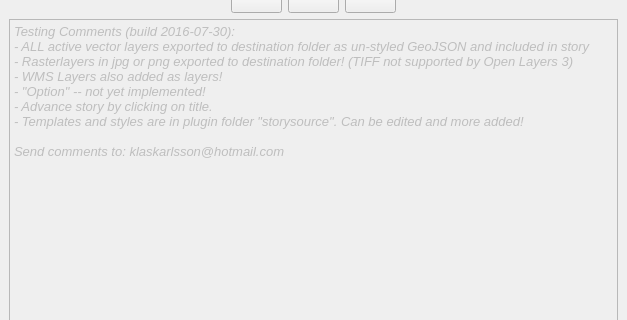
Before: the Qt Designer form story/story_dockwidget_base.ui in klakar/scheherazade, drawn with Qt 5; both pictures show x 0 to 627 and y 550 to 870 of the 627 by 1219 pixel window.
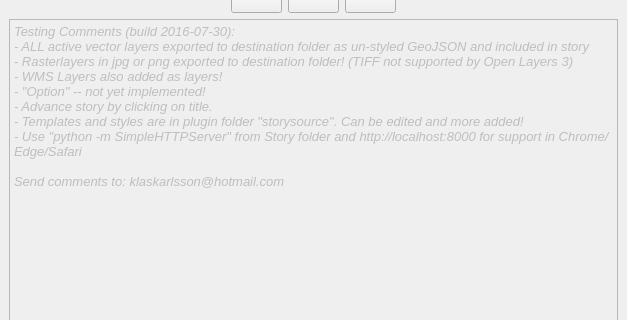
After: the same form once the commit is applied. Icons and pictures are not drawn.

Commit message: Use SimpleHTTPServer for full browser support

```diff
--- a/story/story_dockwidget_base.ui
+++ b/story/story_dockwidget_base.ui
@@ -1128,6 +1128,7 @@
 - &quot;Option&quot; -- not yet implemented!
 - Advance story by clicking on title.
 - Templates and styles are in plugin folder &quot;storysource&quot;. Can be edited and more added!
+- Use "python -m SimpleHTTPServer" from Story folder and http://localhost:8000 for support in Chrome/Edge/Safari
 
 Send comments to: klaskarlsson@hotmail.com</string>
       </property>
```
